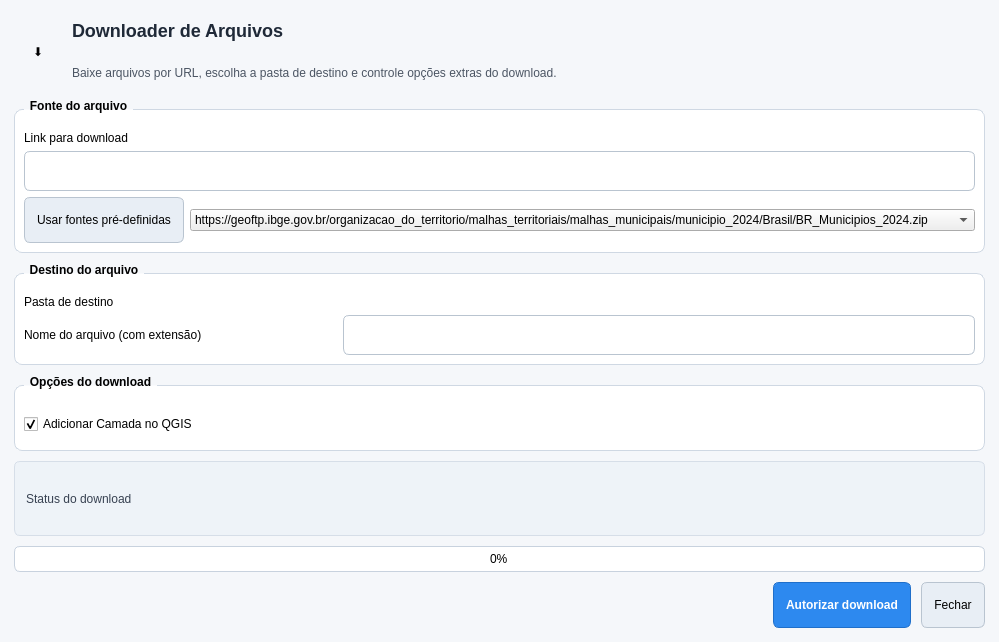
Qt form downloader_project/downloaderplugin/downloaderPlugin_dialog_base.ui (eric-santos22/prog_aplicada_cartografia) before a commit.
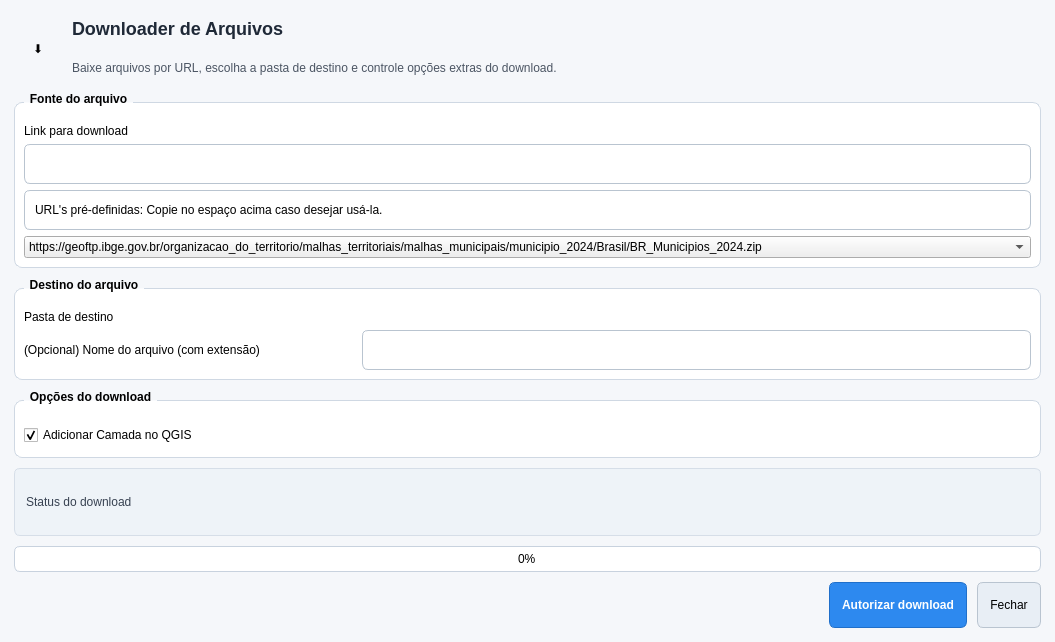
The same form after that commit. Custom widgets are drawn as their Qt base class.

The edit to the form file:
```diff
--- a/downloader_project/downloaderplugin/downloaderPlugin_dialog_base.ui
+++ b/downloader_project/downloaderplugin/downloaderPlugin_dialog_base.ui
@@ -6,7 +6,7 @@
    <rect>
     <x>0</x>
     <y>0</y>
-    <width>700</width>
+    <width>1055</width>
     <height>642</height>
    </rect>
   </property>
@@ -162,15 +162,24 @@
       <item>
        <widget class="QLineEdit" name="campo_url"/>
       </item>
+      <item>
+       <widget class="QLineEdit" name="lineEdit">
+        <property name="maximumSize">
+         <size>
+          <width>16777214</width>
+          <height>16777215</height>
+         </size>
+        </property>
+        <property name="text">
+         <string>URL's pré-definidas: Copie no espaço acima caso desejar usá-la.</string>
+        </property>
+        <property name="frame">
+         <bool>true</bool>
+        </property>
+       </widget>
+      </item>
       <item>
        <layout class="QHBoxLayout" name="horizontalLayout_url_botoes">
-        <item>
-         <widget class="QPushButton" name="botao_restaurar_url">
-          <property name="text">
-           <string>Usar fontes pré-definidas</string>
-          </property>
-         </widget>
-        </item>
         <item>
          <widget class="QComboBox" name="comboBox_urls">
           <property name="editable">
@@ -194,16 +203,6 @@
       <string>Destino do arquivo</string>
      </property>
      <layout class="QGridLayout" name="gridLayout_destino">
-      <item row="2" column="0">
-       <widget class="QLabel" name="label_nome_arquivo">
-        <property name="text">
-         <string>Nome do arquivo (com extensão)</string>
-        </property>
-       </widget>
-      </item>
-      <item row="2" column="1" colspan="2">
-       <widget class="QLineEdit" name="campo_nome_arquivo"/>
-      </item>
       <item row="0" column="0">
        <widget class="QLabel" name="label_pasta">
         <property name="text">
@@ -211,7 +210,17 @@
         </property>
        </widget>
       </item>
-      <item row="0" column="1">
+      <item row="2" column="2" colspan="2">
+       <widget class="QLineEdit" name="campo_nome_arquivo"/>
+      </item>
+      <item row="2" column="0">
+       <widget class="QLabel" name="label_nome_arquivo">
+        <property name="text">
+         <string>(Opcional) Nome do arquivo (com extensão)</string>
+        </property>
+       </widget>
+      </item>
+      <item row="0" column="2">
        <widget class="QgsFileWidget" name="campo_pasta">
         <property name="storageMode">
          <enum>QgsFileWidget::GetDirectory</enum>
```
Left out of the diff: 5 changed lines with no effect on the pictures.
